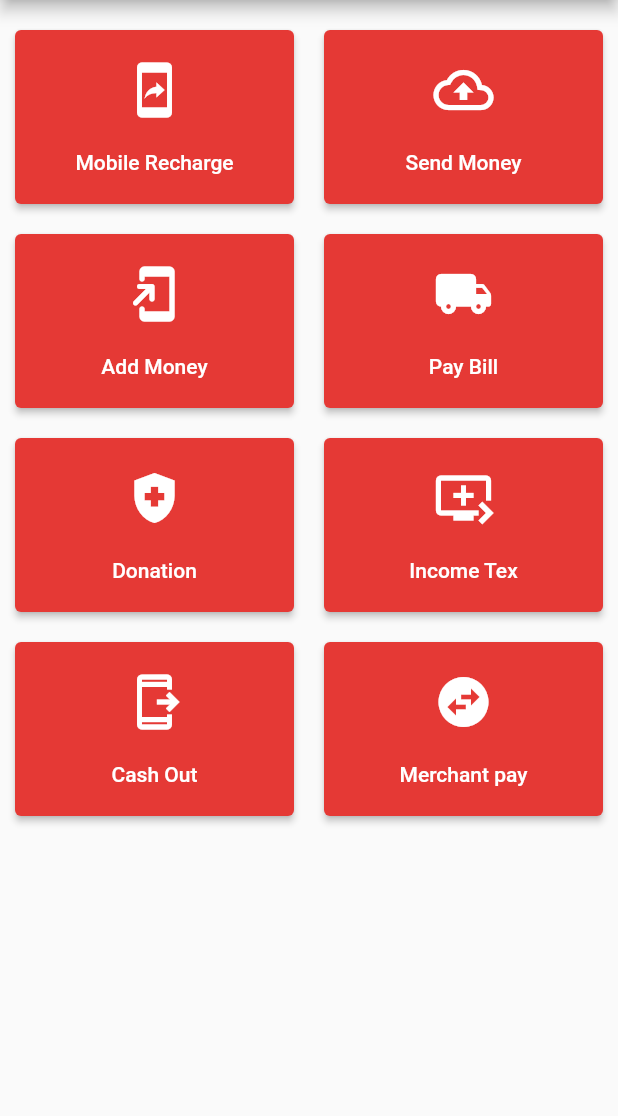
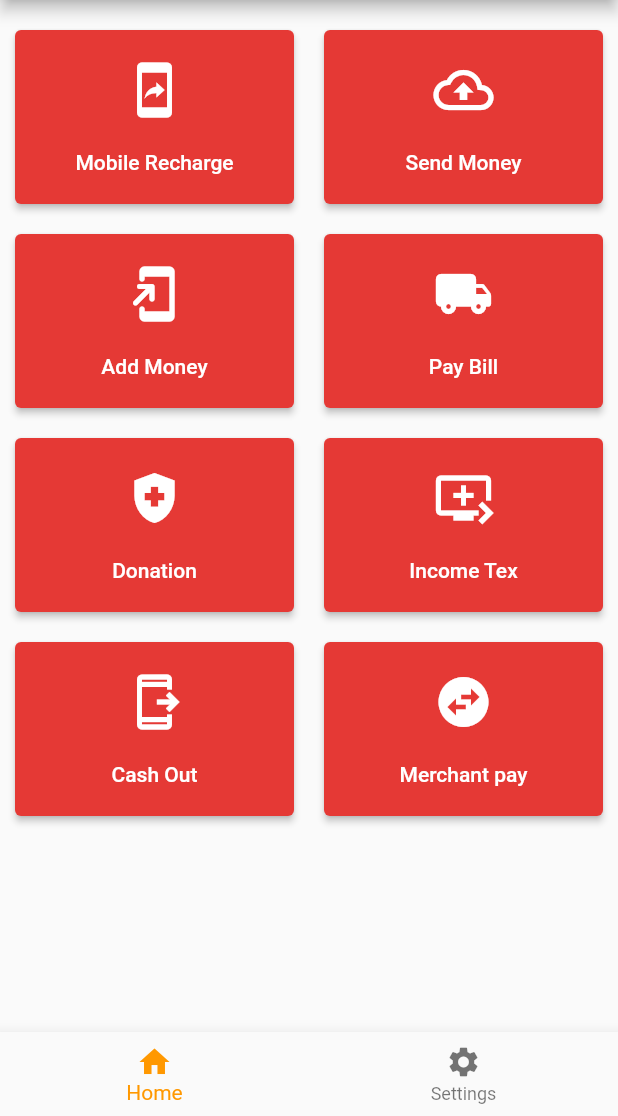
Before and after one commit to zahinafsar/Nagad_Lite, a Flutter app: the screen it shows after launch, after a tap on "Balance", on a phone screen of 412 x 824 dp, the part 120-1236 px from its top. Run offline on Flutter 3.47's test engine with Material 2 defaults, Android fonts, the light colour scheme and no system bars; our stand-ins replace shared_preferences; missing offline and left inert: ussd.

Commit message:
Added Settings Page

```diff
--- /dev/null
+++ b/lib/App.dart
@@ -0,0 +1,54 @@
+import 'package:flutter/material.dart';
+import 'package:nogod_lite/pages/home.dart';
+import 'package:nogod_lite/pages/settings.dart';
+
+class App extends StatefulWidget {
+  const App({Key? key}) : super(key: key);
+
+  @override
+  _AppState createState() => _AppState();
+}
+
+class _AppState extends State<App> {
+  int _selectedIndex = 0;
+
+  PageController pageController = PageController();
+
+  List<Widget> screens = [Home(), Settings()];
+
+  void onPageChanged(int index) {}
+
+  void _onItemTapped(int index) {
+    setState(() {
+      _selectedIndex = index;
+      pageController.jumpToPage(index);
+    });
+  }
+
+  @override
+  Widget build(BuildContext context) {
+    return Scaffold(
+      body: PageView(
+        controller: pageController,
+        children: screens,
+        onPageChanged: onPageChanged,
+        physics: NeverScrollableScrollPhysics(),
+      ),
+      bottomNavigationBar: BottomNavigationBar(
+        items: const <BottomNavigationBarItem>[
+          BottomNavigationBarItem(
+            icon: Icon(Icons.home),
+            label: 'Home',
+          ),
+          BottomNavigationBarItem(
+            icon: Icon(Icons.settings),
+            label: 'Settings',
+          )
+        ],
+        currentIndex: _selectedIndex,
+        selectedItemColor: Colors.orange,
+        onTap: _onItemTapped,
+      ),
+    );
+  }
+}
--- a/lib/main.dart
+++ b/lib/main.dart
@@ -1,12 +1,11 @@
 import 'package:flutter/material.dart';
-import '/services/home.dart';
+import '/App.dart';
 import '/services/mobileRecharge.dart';
 
 void main() => runApp(
       MaterialApp(
-        home: Home(),
+        home: App(),
         routes: {
-          '/': (context) => Home(),
           '/mobileRecharge': (context) => MobileRecharge(),
         },
       ),
--- a/lib/services/home.dart
+++ b/lib/pages/home.dart
@@ -2,15 +2,22 @@ import 'package:flutter/material.dart';
 import 'dart:async';
 import 'package:ussd/ussd.dart';
 
-class Home extends StatelessWidget {
-  Future<void> launchUssd(String ussdCode) async {
-    Ussd.runUssd(ussdCode);
-  }
+class Home extends StatefulWidget {
+  @override
+  _HomeState createState() => _HomeState();
+}
+
+class _HomeState extends State<Home> {
+  List<String> routes = ["/", "/settings"];
 
   @override
   Widget build(BuildContext context) {
     changeLocation(String path) {
       Navigator.pushNamed(context, path);
+    }
+
+    Future<void> launchUssd(String ussdCode) async {
+      Ussd.runUssd(ussdCode);
     }
 
     return MaterialApp(
--- /dev/null
+++ b/lib/pages/settings.dart
@@ -0,0 +1,49 @@
+import 'package:flutter/material.dart';
+import 'package:shared_preferences/shared_preferences.dart';
+
+class Settings extends StatefulWidget {
+  const Settings({Key? key}) : super(key: key);
+
+  @override
+  _SettingsState createState() => _SettingsState();
+}
+
+class _SettingsState extends State<Settings> {
+  final pin = TextEditingController();
+  void setPin(String pin) async {
+    SharedPreferences prefs = await SharedPreferences.getInstance();
+    await prefs.setString('counter', pin);
+  }
+
+  @override
+  Widget build(BuildContext context) {
+    return Scaffold(
+      appBar: AppBar(
+        title: Text("Settings"),
+        backgroundColor: Colors.red,
+      ),
+      body: Container(
+        margin: EdgeInsets.all(20),
+        child: Column(
+          children: [
+            TextField(
+              controller: pin,
+              keyboardType: TextInputType.number,
+              decoration: InputDecoration(
+                border: OutlineInputBorder(),
+                labelText: "Number",
+              ),
+              obscureText: true,
+            ),
+            ElevatedButton(
+              onPressed: () {
+                setPin(pin.text);
+              },
+              child: Text("Save"),
+            ),
+          ],
+        ),
+      ),
+    );
+  }
+}
--- a/lib/services/mobileRecharge.dart
+++ b/lib/services/mobileRecharge.dart
@@ -1,4 +1,5 @@
 import 'package:flutter/material.dart';
+import 'package:shared_preferences/shared_preferences.dart';
 import 'dart:async';
 import 'package:ussd/ussd.dart';
 
@@ -17,6 +18,8 @@ class _MobileRechargeState extends State<MobileRecharge> {
   Future<void> launchUssd() async {
     Ussd.runUssd(
         "*167*3*3*1*${useNumber.text}*${useAmount.text}*${usePin.text}#");
+    // SharedPreferences prefs = await SharedPreferences.getInstance();
+    // print(prefs.getInt('pin'));
   }
 
   @override
--- a/pubspec.yaml
+++ b/pubspec.yaml
@@ -29,6 +29,7 @@ dependencies:
   cupertino_icons: ^1.0.2
   ussd: ^0.0.2+1
   ussd_service: ^0.1.0+4
+  shared_preferences: ^2.0.6
   # permission_handler: ^8.1.2
   # sim_data: ^0.0.1+2
 
```
Also changed, not shown: lib/main2.dart (deleted, +0 -50 lines), pubspec.lock.
